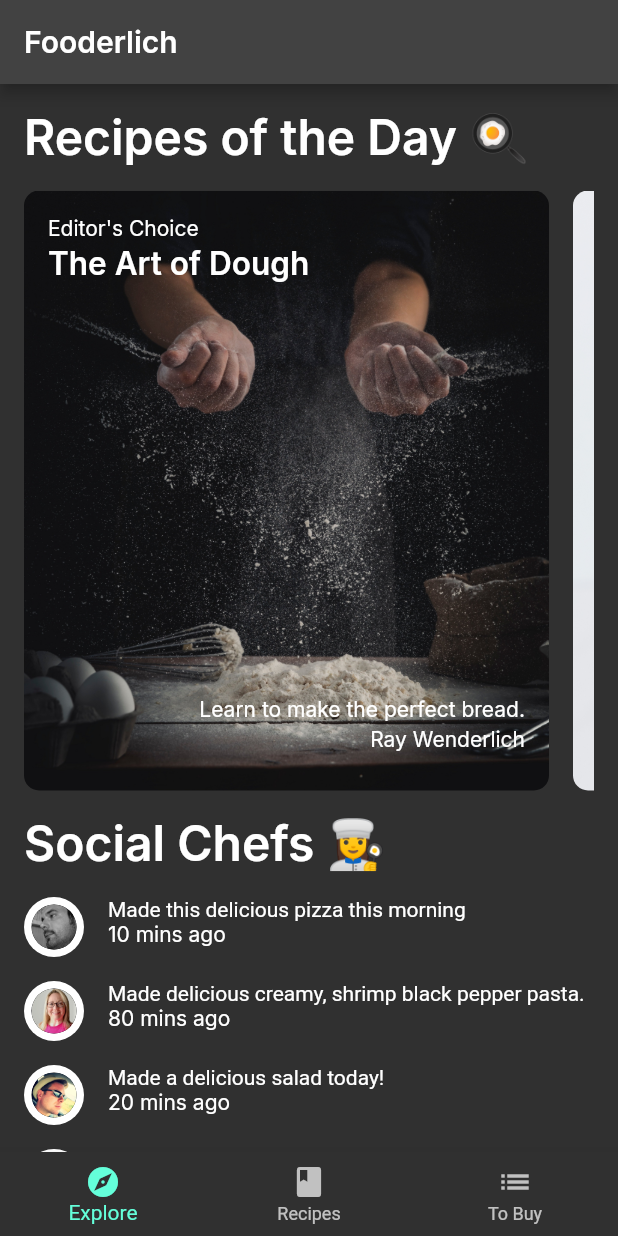
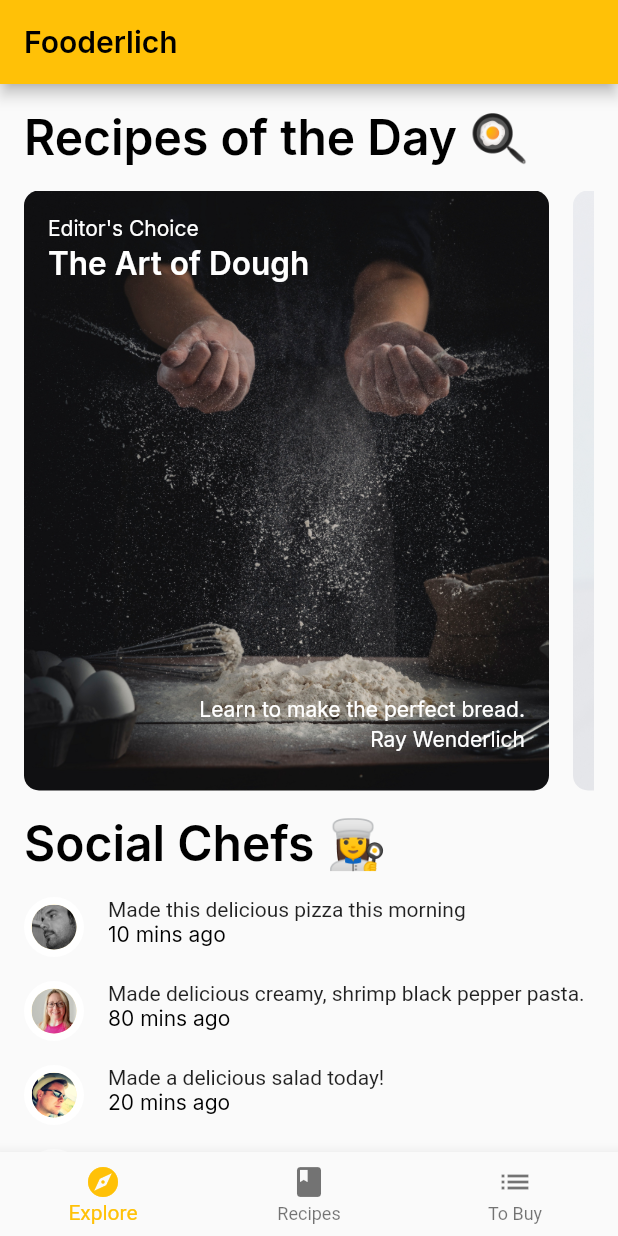
Before and after one commit to kaylaatsila/fooderlich, a Flutter app: the screen it shows after launch, on a phone screen of 412 x 824 dp. Run offline on Flutter 3.47's test engine with Material 2 defaults, Android fonts, the phone set to English and light mode, and no system bars; our stand-ins replace flutter_colorpicker, google_fonts.

Commit message:
fixing stuffs

```diff
--- a/lib/home.dart
+++ b/lib/home.dart
@@ -1,8 +1,9 @@
 import 'package:flutter/material.dart';
+import 'package:provider/provider.dart';
+import 'package:fooderlich/screens/recipes_screen.dart';
 import 'components/components.dart';
 import 'models/models.dart';
 import 'screens/explore_screen.dart';
-import 'screens/recipes_screen.dart';
 import 'screens/grocery_screen.dart';
 
 class Home extends StatefulWidget {
@@ -14,6 +15,7 @@ class Home extends StatefulWidget {
 
 class _HomeState extends State<Home> {
   int _selectedIndex = 0;
+  bool isFavorited = false;
 
   static List<Widget> pages = <Widget>[
     ExploreScreen(),
@@ -29,34 +31,35 @@ class _HomeState extends State<Home> {
 
   @override
   Widget build(BuildContext context) {
+    return Consumer<TabManager>(
+      builder: (context, tabManager, child) {
         return Scaffold(
             appBar: AppBar(
-        title: Text(
-          'Fooderlich',
-          style: Theme.of(context).textTheme.headline6,
-        ),
-      ),
-      body: pages[_selectedIndex],
+                title: Text('Fooderlich',
+                    style: Theme.of(context).textTheme.headline6)),
+            body: IndexedStack(index: tabManager.selectedTab, children: pages),
             bottomNavigationBar: BottomNavigationBar(
-        selectedItemColor: Theme.of(context).textSelectionTheme.selectionColor,
-        currentIndex: _selectedIndex,
-        onTap: _onItemTapped,
-        // ignore: prefer_const_literals_to_create_immutables
-        items: <BottomNavigationBarItem>[
-          const BottomNavigationBarItem(
+                selectedItemColor:
+                    Theme.of(context).textSelectionTheme.selectionColor,
+                currentIndex: tabManager.selectedTab,
+                onTap: (index) {
+                  tabManager.goToTab(index);
+                },
+                items: const <BottomNavigationBarItem>[
+                  BottomNavigationBarItem(
                     icon: Icon(Icons.explore),
                     label: 'Explore',
                   ),
-          const BottomNavigationBarItem(
+                  BottomNavigationBarItem(
                     icon: Icon(Icons.book),
                     label: 'Recipes',
                   ),
-          const BottomNavigationBarItem(
+                  BottomNavigationBarItem(
                     icon: Icon(Icons.list),
                     label: 'To Buy',
                   ),
-        ],
-      ),
+                ]));
+      },
     );
   }
 }
--- a/lib/main.dart
+++ b/lib/main.dart
@@ -2,17 +2,31 @@ import 'package:flutter/material.dart';
 import 'package:provider/provider.dart';
 import 'fooderlich_theme.dart';
 import 'home.dart';
+import 'models/models.dart';
 import 'myInheritedWidget.dart';
 
 void main() {
-  runApp(MyInheritedWidget(appData: MyInheritedData(isFavorite: false), child: const Fooderlich()));
+  runApp(MyInheritedWidget(
+      appData: MyInheritedData(isFavorite: false), child: const Fooderlich()));
 }
 
 class Fooderlich extends StatelessWidget {
   const Fooderlich({Key? key}) : super(key: key);
+  // This widget is the root of your application.
   @override
   Widget build(BuildContext context) {
-    final theme = FooderlichTheme.dark();
-    return MaterialApp(title: 'Fooderlich', theme: theme, home: const Home());
+    final theme = FooderlichTheme.light();
+    return MaterialApp(
+      title: 'Fooderlich',
+      theme: theme,
+      home: MultiProvider(
+        providers: [
+          ChangeNotifierProvider(create: (context) => TabManager()),
+          ChangeNotifierProvider(create: (context) => GroceryManager(),
+          ),
+        ],
+        child: const Home(),
+      ),
+    );
   }
 }
--- a/pubspec.yaml
+++ b/pubspec.yaml
@@ -41,7 +41,7 @@ dev_dependencies:
 
   google_fonts: ^2.1.0
   provider: ^6.0.3
-  flutter_colorpicker: ^0.4.0
+  flutter_colorpicker: ^0.6.0
   intl: ^0.17.0
   uuid: ^3.0.4
 
```
Also changed, not shown: pubspec.lock. Lines whose indentation alone changed are shown as unchanged.
